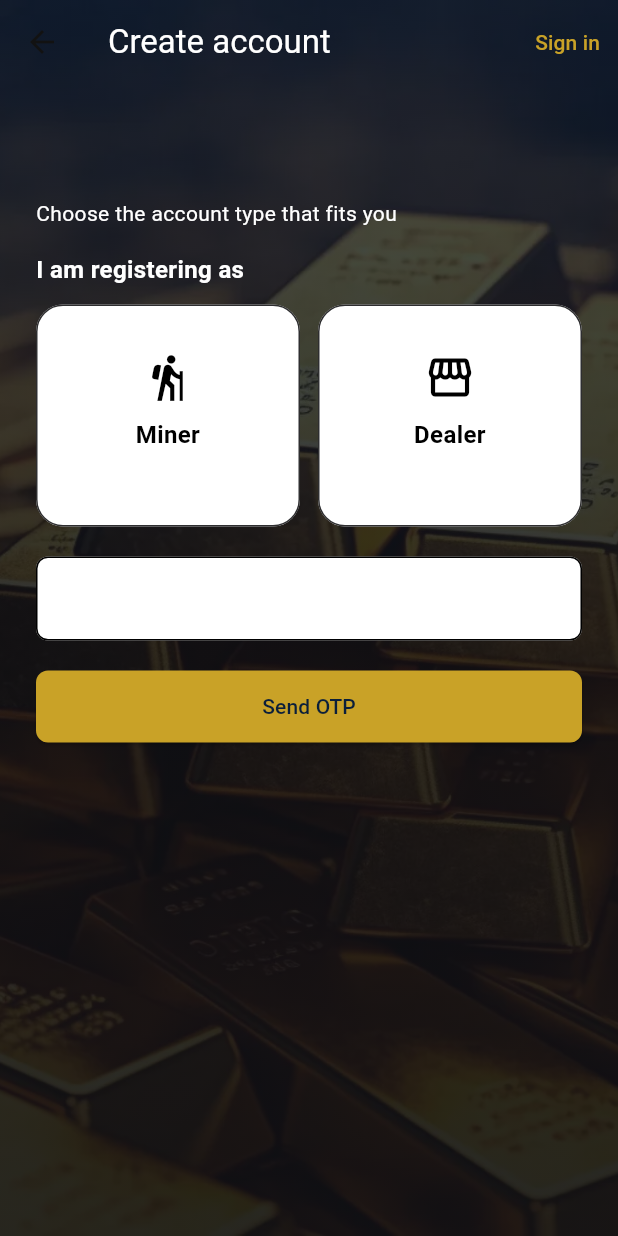
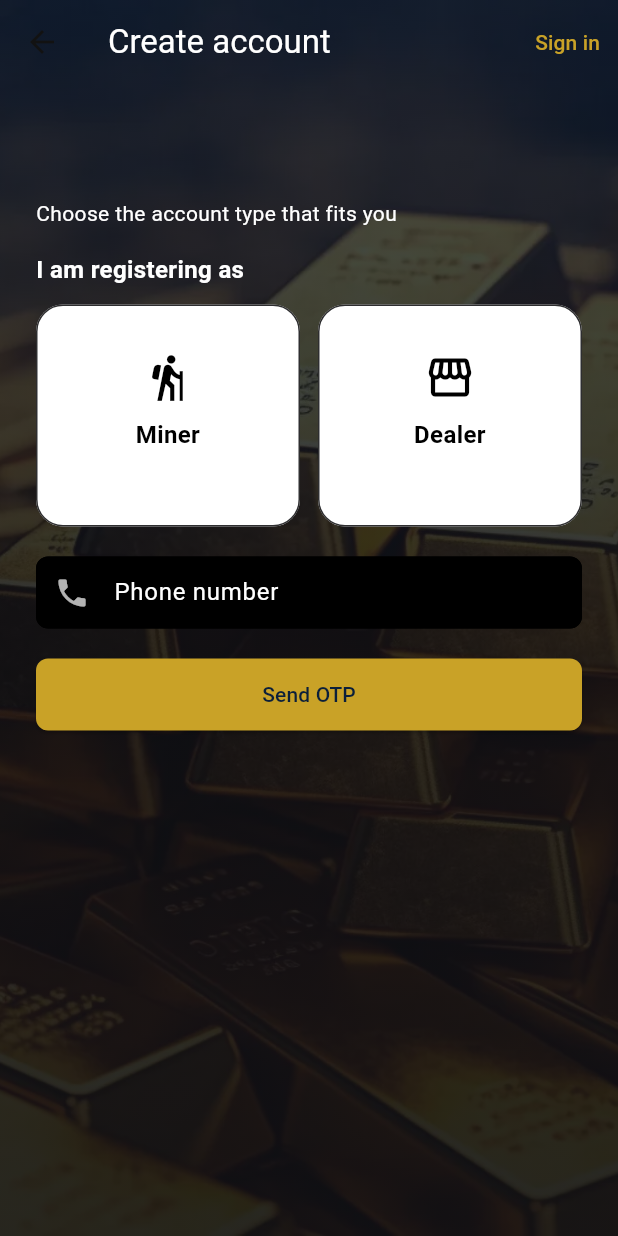
Before and after one commit to maziku-stack/dhahabu-App, a Flutter app: the RegisterScreen screen opened by its route, on a phone screen of 412 x 824 dp. Run offline on Flutter 3.47's test engine with Material 3 defaults, Android fonts, the phone set to English and light mode, and no system bars; our stand-ins replace shared_preferences; accounts and stored records are empty.

Commit message:
changing all

```diff
--- a/mobile/lib/screens/auth/register_screen.dart
+++ b/mobile/lib/screens/auth/register_screen.dart
@@ -179,8 +179,14 @@ class _RegisterScreenState extends State<RegisterScreen> {
                 style: const TextStyle(color: Colors.white),
                 keyboardType: TextInputType.phone,
                 decoration: const InputDecoration(
+                  filled: true,
+                  fillColor: Colors.black,
                   labelText: 'Phone number',
                   labelStyle: TextStyle(color: Colors.white),
+                  contentPadding: EdgeInsets.symmetric(
+                    horizontal: 14,
+                    vertical: 12,
+                  ),
                   prefixIcon: Icon(Icons.phone, color: Colors.white70),
                 ),
               ),
```
